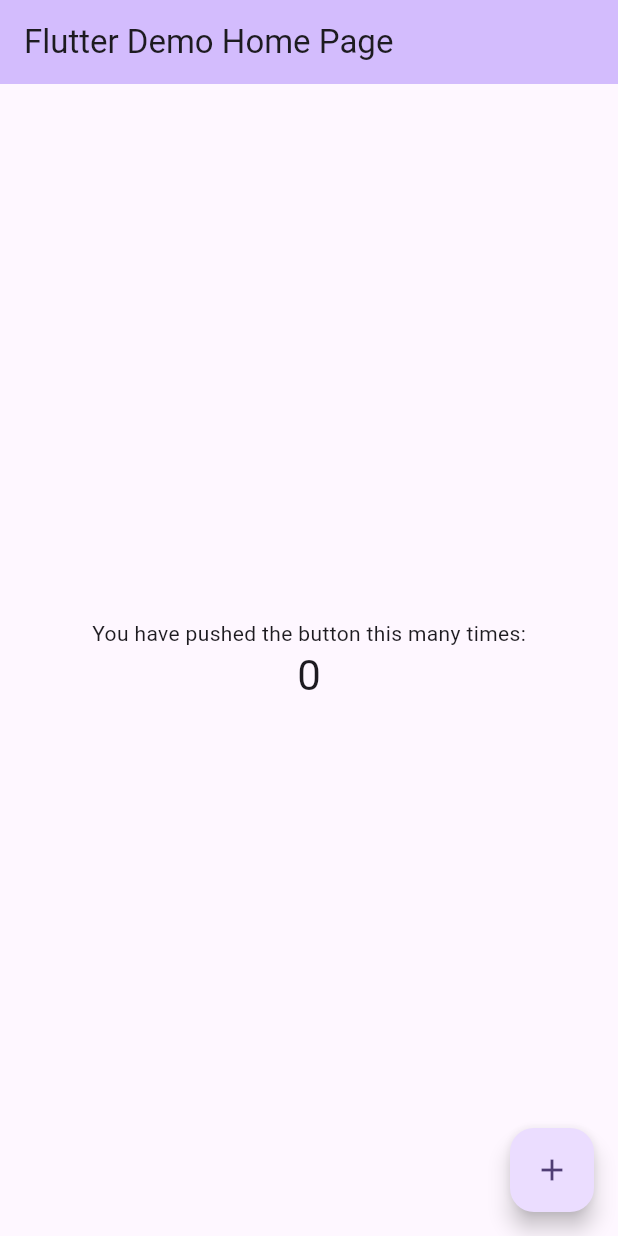
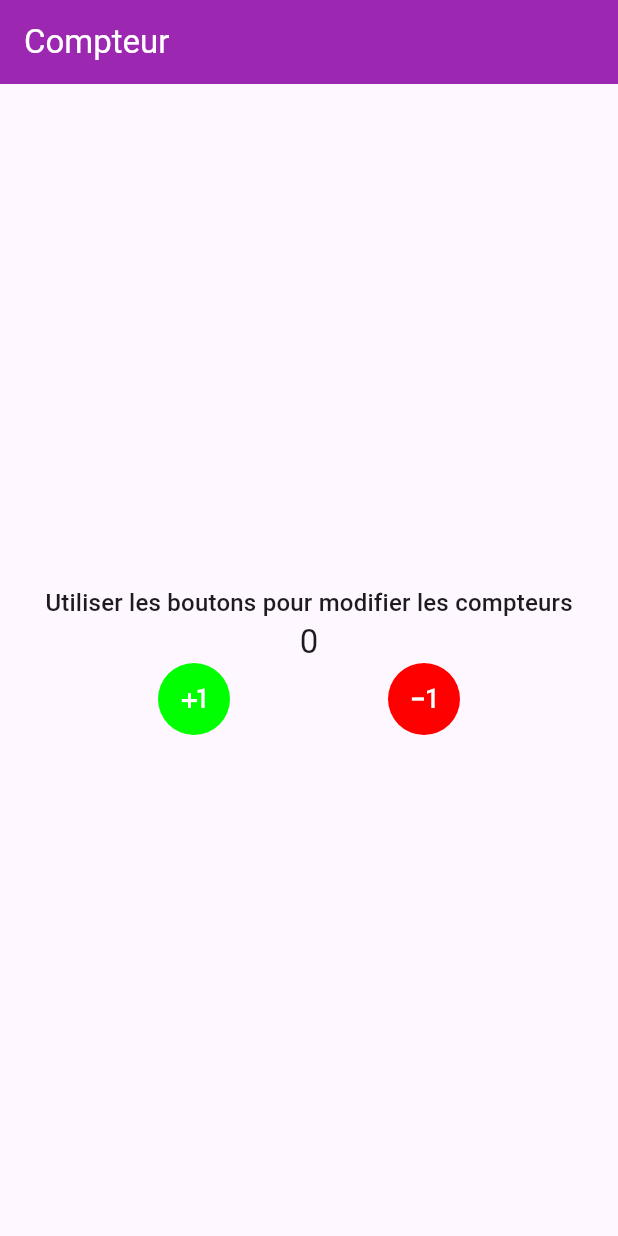
Before and after one commit to naelbenaissa/flutter_etu, a Flutter app: the screen it shows after launch, on a phone screen of 412 x 824 dp. Run offline on Flutter 3.47's test engine with Material 3 defaults, Android fonts, the phone set to English and light mode, and no system bars.

Commit message:
Initial Commit

```diff
--- a/lib/main.dart
+++ b/lib/main.dart
@@ -1,4 +1,5 @@
 import 'package:flutter/material.dart';
+import 'package:flutter_etats/views/home/home.dart';
 
 void main() {
   runApp(const MyApp());
@@ -7,119 +8,15 @@
 class MyApp extends StatelessWidget {
   const MyApp({super.key});
 
-  // This widget is the root of your application.
   @override
   Widget build(BuildContext context) {
     return MaterialApp(
       title: 'Flutter Demo',
       theme: ThemeData(
-        // This is the theme of your application.
-        //
-        // TRY THIS: Try running your application with "flutter run". You'll see
-        // the application has a purple toolbar. Then, without quitting the app,
-        // try changing the seedColor in the colorScheme below to Colors.green
-        // and then invoke "hot reload" (save your changes or press the "hot
-        // reload" button in a Flutter-supported IDE, or press "r" if you used
-        // the command line to start the app).
-        //
-        // Notice that the counter didn't reset back to zero; the application
-        // state is not lost during the reload. To reset the state, use hot
-        // restart instead.
-        //
-        // This works for code too, not just values: Most code changes can be
-        // tested with just a hot reload.
         colorScheme: ColorScheme.fromSeed(seedColor: Colors.deepPurple),
         useMaterial3: true,
       ),
-      home: const MyHomePage(title: 'Flutter Demo Home Page'),
+      home: const Home("Compteur"),
     );
   }
 }
-
-class MyHomePage extends StatefulWidget {
-  const MyHomePage({super.key, required this.title});
-
-  // This widget is the home page of your application. It is stateful, meaning
-  // that it has a State object (defined below) that contains fields that affect
-  // how it looks.
-
-  // This class is the configuration for the state. It holds the values (in this
-  // case the title) provided by the parent (in this case the App widget) and
-  // used by the build method of the State. Fields in a Widget subclass are
-  // always marked "final".
-
-  final String title;
-
-  @override
-  State<MyHomePage> createState() => _MyHomePageState();
-}
-
-class _MyHomePageState extends State<MyHomePage> {
-  int _counter = 0;
-
-  void _incrementCounter() {
-    setState(() {
-      // This call to setState tells the Flutter framework that something has
-      // changed in this State, which causes it to rerun the build method below
-      // so that the display can reflect the updated values. If we changed
-      // _counter without calling setState(), then the build method would not be
-      // called again, and so nothing would appear to happen.
-      _counter++;
-    });
-  }
-
-  @override
-  Widget build(BuildContext context) {
-    // This method is rerun every time setState is called, for instance as done
-    // by the _incrementCounter method above.
-    //
-    // The Flutter framework has been optimized to make rerunning build methods
-    // fast, so that you can just rebuild anything that needs updating rather
-    // than having to individually change instances of widgets.
-    return Scaffold(
-      appBar: AppBar(
-        // TRY THIS: Try changing the color here to a specific color (to
-        // Colors.amber, perhaps?) and trigger a hot reload to see the AppBar
-        // change color while the other colors stay the same.
-        backgroundColor: Theme.of(context).colorScheme.inversePrimary,
-        // Here we take the value from the MyHomePage object that was created by
-        // the App.build method, and use it to set our appbar title.
-        title: Text(widget.title),
-      ),
-      body: Center(
-        // Center is a layout widget. It takes a single child and positions it
-        // in the middle of the parent.
-        child: Column(
-          // Column is also a layout widget. It takes a list of children and
-          // arranges them vertically. By default, it sizes itself to fit its
-          // children horizontally, and tries to be as tall as its parent.
-          //
-          // Column has various properties to control how it sizes itself and
-          // how it positions its children. Here we use mainAxisAlignment to
-          // center the children vertically; the main axis here is the vertical
-          // axis because Columns are vertical (the cross axis would be
-          // horizontal).
-          //
-          // TRY THIS: Invoke "debug painting" (choose the "Toggle Debug Paint"
-          // action in the IDE, or press "p" in the console), to see the
-          // wireframe for each widget.
-          mainAxisAlignment: MainAxisAlignment.center,
-          children: <Widget>[
-            const Text(
-              'You have pushed the button this many times:',
-            ),
-            Text(
-              '$_counter',
-              style: Theme.of(context).textTheme.headlineMedium,
-            ),
-          ],
-        ),
-      ),
-      floatingActionButton: FloatingActionButton(
-        onPressed: _incrementCounter,
-        tooltip: 'Increment',
-        child: const Icon(Icons.add),
-      ), // This trailing comma makes auto-formatting nicer for build methods.
-    );
-  }
-}
--- /dev/null
+++ b/lib/views/home/home.dart
@@ -0,0 +1,35 @@
+import 'package:flutter/material.dart';
+import '../widgets/compteur.dart';
+
+
+class Home extends StatelessWidget {
+  const Home(this._titre,{super.key});
+
+  final String _titre;
+
+  @override
+  Widget build(BuildContext context) {
+    return Scaffold(
+      appBar: AppBar(
+        title: Text(
+            _titre,
+            style: const TextStyle(
+              color: Colors.white,
+            )),
+        backgroundColor: Colors.purple,
+      ),
+      body: Center(
+        child: Column(
+          mainAxisAlignment: MainAxisAlignment.center,
+          children: [
+            Text(
+              'Utiliser les boutons pour modifier les compteurs',
+              style: Theme.of(context).textTheme.titleMedium,
+            ),
+            const Compteur(),
+          ],
+        ),
+      ),
+    );
+  }
+}
--- /dev/null
+++ b/lib/views/widgets/compteur.dart
@@ -0,0 +1,63 @@
+import 'package:flutter/material.dart';
+
+class Compteur extends StatefulWidget {
+  const Compteur({super.key});
+
+  @override
+  State<Compteur> createState() => _CompteurState();
+}
+
+class _CompteurState extends State<Compteur> {
+
+  int _compteur = 0;
+
+  // Méthodes
+  void _augmenterCompteur() {
+    setState(() {
+      _compteur++;
+    });
+  }
+
+  void _diminuerCompteur() {
+    setState(() {
+      if (_compteur > 0) _compteur--;
+    });
+  }
+
+  @override
+  Widget build(BuildContext context) {
+    return Column(
+      children: [
+        Text(
+          '$_compteur',
+          style: Theme.of(context).textTheme.titleLarge,
+        ),
+        Row(
+          mainAxisAlignment: MainAxisAlignment.spaceEvenly,
+          children: [
+            Ink(
+              decoration: const ShapeDecoration(
+                shape: CircleBorder(),
+                color: Color.fromRGBO(0, 255, 0, 1),
+              ),
+              child: IconButton(
+                  color: Colors.white,
+                  onPressed: _augmenterCompteur,
+                  icon: const Icon(Icons.plus_one)),
+            ),
+            Ink(
+              decoration: const ShapeDecoration(
+                shape: CircleBorder(),
+                color: Color.fromRGBO(255, 0, 0, 1),
+              ),
+              child: IconButton(
+                  color: Colors.white,
+                  onPressed: _diminuerCompteur,
+                  icon: const Icon(Icons.exposure_minus_1)),
+            ),
+          ],
+        )
+      ],
+    );
+  }
+}
--- a/pubspec.yaml
+++ b/pubspec.yaml
@@ -1,4 +1,4 @@
-name: flutter_etu
+name: flutter_etats
 description: "A new Flutter project."
 # The following line prevents the package from being accidentally published to
 # pub.dev using `flutter pub publish`. This is preferred for private packages.
```
Also changed, not shown: 1 other file.
